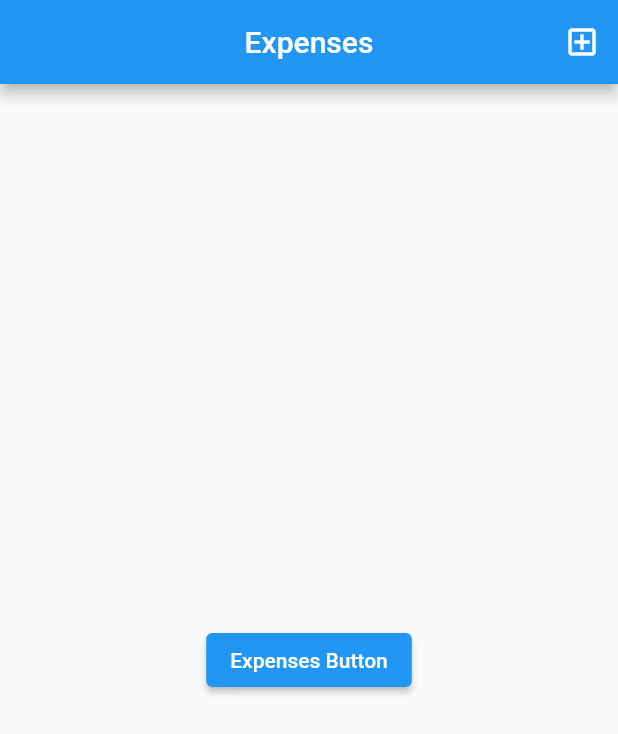
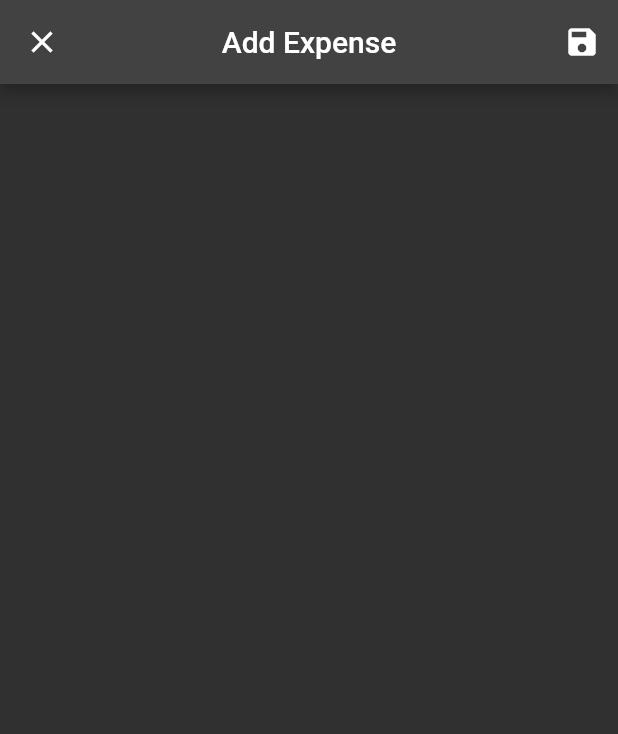
Before and after one commit to himanshugarg574/expense_manager, a Flutter app: the ExpensesPage widget shown alone on an empty page, opened directly, after a tap on the "add box" icon, on a phone screen of 412 x 824 dp. Shown: the top 734 px of the screen. Run offline on Flutter 3.47's test engine with Material 2 defaults, Android fonts, the phone set to English and light mode, and no system bars.

Commit message:
working on ios

```diff
--- a/lib/pages/expenses/add_new/component.dart
+++ b/lib/pages/expenses/add_new/component.dart
@@ -1,8 +1,17 @@
-class  extends StatelessWidget {
-  const ({Key? key}) : super(key: key);
+import 'package:expense_manager/pages/category_template/component.dart';
+import 'package:expense_manager/pages/category_template/models.dart';
+import 'package:flutter/material.dart';
+
+class AddNewExpense extends StatelessWidget {
+  const AddNewExpense({Key? key}) : super(key: key);
 
   @override
   Widget build(BuildContext context) {
-    return Container();
+    return CategoryTemplate(
+        pageHeading: 'Add Expense', body: Container(), actions: [
+          CategoryTemplateAction(icon: const Icon(Icons.save), onPressed: () {
+
+          })
+    ]);
   }
 }
--- a/lib/pages/expenses/component.dart
+++ b/lib/pages/expenses/component.dart
@@ -1,5 +1,6 @@
 import 'package:expense_manager/pages/category_template/component.dart';
 import 'package:expense_manager/pages/category_template/models.dart';
+import 'package:expense_manager/pages/expenses/add_new/component.dart';
 import 'package:flutter/material.dart';
 
 class ExpensesPage extends StatelessWidget {
@@ -11,7 +12,14 @@ class ExpensesPage extends StatelessWidget {
         pageHeading: 'Expenses',
         actions: [
           CategoryTemplateAction(
-              onPressed: () {}, icon: const Icon(Icons.add_box_outlined))
+              onPressed: () {
+                Navigator.push(
+                    context,
+                    MaterialPageRoute(
+                        builder: (context) => const AddNewExpense(),
+                        fullscreenDialog: true));
+              },
+              icon: const Icon(Icons.add_box_outlined))
         ],
         body: Center(
             child: ElevatedButton(
--- a/lib/home_page/row_card/component.dart
+++ b/lib/pages/home_page/row_card/component.dart
@@ -1,4 +1,4 @@
-import 'package:expense_manager/home_page/row_card/models.dart';
+import '../../home_page/row_card/models.dart';
 import 'package:flutter/material.dart';
 
 class RowCard extends StatelessWidget {
```
Also changed, not shown: lib/main.dart (+4 -3 lines), lib/pages/home_page/component.dart (renamed from lib/home_page/component.dart, +5 -5 lines), lib/pages/home/component.dart (renamed from lib/home/component.dart), lib/pages/home_drawer/component.dart (renamed from lib/home_drawer/component.dart), lib/pages/home_drawer/models.dart (renamed from lib/home_drawer/models.dart), lib/pages/home_page/row_card/models.dart (renamed from lib/home_page/row_card/models.dart), lib/pages/settings_page/component.dart (renamed from lib/settings_page/component.dart), lib/pages/settings_page/models.dart (renamed from lib/settings_page/models.dart), 5 other files.
